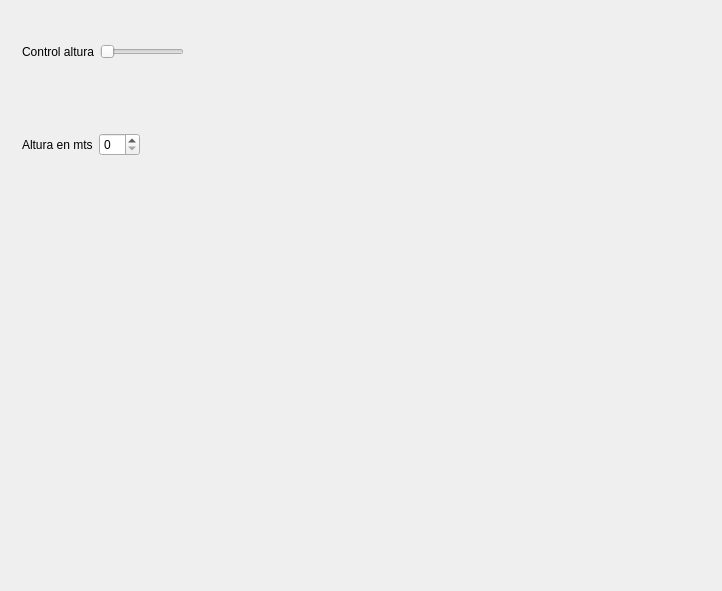
Above: qt/2semana/MyForm.ui from gabi493/IDI before the change. Below: the same form after it.
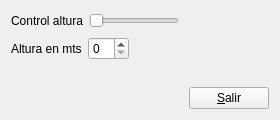
That is the form after the change.

```diff
--- a/qt/2semana/MyForm.ui
+++ b/qt/2semana/MyForm.ui
@@ -6,22 +6,13 @@
    <rect>
     <x>0</x>
     <y>0</y>
-    <width>722</width>
-    <height>591</height>
+    <width>280</width>
+    <height>120</height>
    </rect>
   </property>
   <property name="windowTitle">
    <string>Form</string>
   </property>
-  <widget class="QWidget" name="">
-   <property name="geometry">
-    <rect>
-     <x>22</x>
-     <y>42</y>
-     <width>239</width>
-     <height>114</height>
-    </rect>
-   </property>
    <layout class="QVBoxLayout" name="verticalLayout">
     <item>
      <layout class="QHBoxLayout" name="horizontalLayout">
@@ -54,19 +45,6 @@
       </item>
      </layout>
     </item>
-    <item>
-     <spacer name="verticalSpacer">
-      <property name="orientation">
-       <enum>Qt::Vertical</enum>
-      </property>
-      <property name="sizeHint" stdset="0">
-       <size>
-        <width>20</width>
-        <height>40</height>
-       </size>
-      </property>
-     </spacer>
-    </item>
     <item>
      <layout class="QHBoxLayout" name="horizontalLayout_2">
       <item>
@@ -94,8 +72,44 @@
       </item>
      </layout>
     </item>
-   </layout>
-  </widget>
+   <item>
+    <spacer name="verticalSpacer_2">
+     <property name="orientation">
+      <enum>Qt::Vertical</enum>
+     </property>
+     <property name="sizeHint" stdset="0">
+      <size>
+       <width>20</width>
+       <height>24</height>
+      </size>
+     </property>
+    </spacer>
+   </item>
+   <item>
+    <layout class="QHBoxLayout" name="horizontalLayout_3">
+     <item>
+      <spacer name="horizontalSpacer_3">
+       <property name="orientation">
+        <enum>Qt::Horizontal</enum>
+       </property>
+       <property name="sizeHint" stdset="0">
+        <size>
+         <width>118</width>
+         <height>20</height>
+        </size>
+       </property>
+      </spacer>
+     </item>
+     <item>
+      <widget class="QPushButton" name="botonSalir">
+       <property name="text">
+        <string>&amp;Salir</string>
+       </property>
+      </widget>
+     </item>
+    </layout>
+   </item>
+  </layout>
  </widget>
  <resources/>
  <connections/>
```
Left out of the diff: 51 changed lines with no effect on the pictures. Lines whose indentation alone changed are shown as unchanged.
